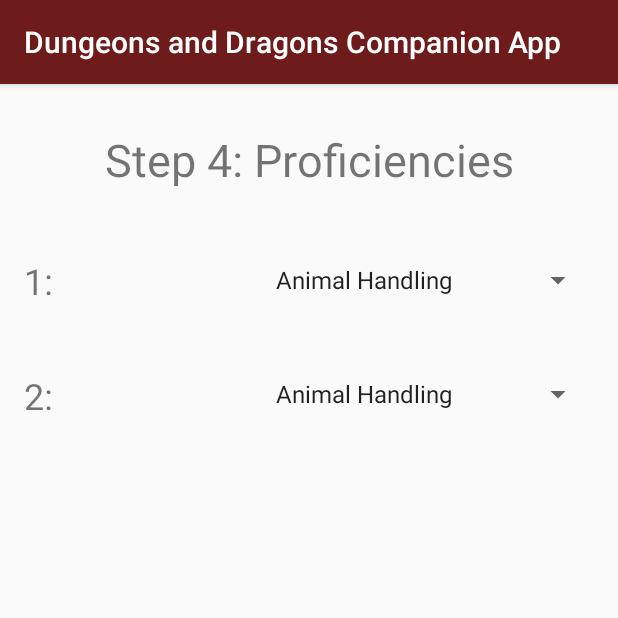
After one commit to WigginsDamien/DungeonsandDragonsCompanionApp, an Android app: the fragment fragment_wizard_4 shown on its own in the app's theme, on a phone screen of 412 x 824 dp, the top half of it. The commit adds this screen. Run offline under Robolectric (Android 15) with nearby library versions, the phone set to English and light mode, and no system bars.

Commit message:
added in proficiency page to wizard - class unique count/profs

```diff
--- a/app/src/main/java/com/harrowedtale/dungeonsanddragonscompanionapp/NewUserWizard.java
+++ b/app/src/main/java/com/harrowedtale/dungeonsanddragonscompanionapp/NewUserWizard.java
@@ -45,13 +45,13 @@ public class NewUserWizard extends AppCompatActivity {
                 if(((WizardFragment)wizardAdapter.getItem(viewPager.getCurrentItem())).areFieldsValid()){
                     //go to next page
                     if(viewPager.getCurrentItem() == wizardAdapter.getCount()-1){
-                        Toast.makeText(NewUserWizard.this, "Setup Done!", Toast.LENGTH_SHORT).show();
+                        NewCharacterSingleton newCharacter = NewCharacterSingleton.getInstance();
+                        Toast.makeText(NewUserWizard.this, "Setup Complete!", Toast.LENGTH_SHORT).show();
                         Intent mainMenu = new Intent(NewUserWizard.this, MainActivity.class);
                         startActivity(mainMenu);
                     }
                     else {
                         NewCharacterSingleton newCharacter = NewCharacterSingleton.getInstance();
-                        Toast.makeText(NewUserWizard.this, Integer.toString(newCharacter.getCharisma()), Toast.LENGTH_SHORT).show();
                         viewPager.setCurrentItem(getItem(+1), true);
                     }
                 }
@@ -70,7 +70,7 @@ public class NewUserWizard extends AppCompatActivity {
             if(position == 0){
                 backButton.setVisibility(View.GONE);
             }
-            else if(position == 2){
+            else if(position == 3){
                 nextButton.setText("Finish");
             }
             else{
--- /dev/null
+++ b/app/src/main/java/com/harrowedtale/dungeonsanddragonscompanionapp/wizard_fragments/fragment_wizard_4.java
@@ -0,0 +1,99 @@
+package com.harrowedtale.dungeonsanddragonscompanionapp.wizard_fragments;
+
+import android.os.Bundle;
+import android.support.annotation.NonNull;
+import android.view.LayoutInflater;
+import android.view.View;
+import android.view.ViewGroup;
+import android.widget.ArrayAdapter;
+import android.widget.Spinner;
+import android.widget.TextView;
+
+import com.harrowedtale.dungeonsanddragonscompanionapp.NewCharacterSingleton;
+import com.harrowedtale.dungeonsanddragonscompanionapp.R;
+
+public class fragment_wizard_4 extends WizardFragment{
+
+    Spinner profSpinner1, profSpinner2, profSpinner3, profSpinner4;
+    TextView profTextView3, profTextView4;
+    NewCharacterSingleton newCharacter = NewCharacterSingleton.getInstance();
+
+    @Override
+    public View onCreateView(@NonNull LayoutInflater inflater, ViewGroup container, Bundle savedInstanceState){
+        //Inflate the layout for this fragment
+        View rootView = inflater.inflate(R.layout.fragment_wizard_4, container, false);
+
+        profSpinner1 = rootView.findViewById(R.id.prof1_spinner);
+        ArrayAdapter<CharSequence> prof1_adapter = ArrayAdapter.createFromResource(getActivity(), newCharacter.getClassProficiencies(), android.R.layout.simple_spinner_item);
+        prof1_adapter.setDropDownViewResource(android.R.layout.simple_spinner_dropdown_item);
+        profSpinner1.setAdapter(prof1_adapter);
+
+        profSpinner2 = rootView.findViewById(R.id.prof2_spinner);
+        ArrayAdapter<CharSequence> prof2_adapter = ArrayAdapter.createFromResource(getActivity(), newCharacter.getClassProficiencies(), android.R.layout.simple_spinner_item);
+        prof2_adapter.setDropDownViewResource(android.R.layout.simple_spinner_dropdown_item);
+        profSpinner2.setAdapter(prof2_adapter);
+
+        profSpinner3 = rootView.findViewById(R.id.prof3_spinner);
+        profSpinner4 = rootView.findViewById(R.id.prof4_spinner);
+        profTextView3 = rootView.findViewById(R.id.prof3_textView);
+        profTextView4 = rootView.findViewById(R.id.prof4_textView);
+        ArrayAdapter<CharSequence> prof3_adapter; //used twice, so I had to declare before switch
+
+        //we don't always need a 3rd/4th proficiency, so we check to see if we create them or not.
+        switch (newCharacter.getProficiencyCount())
+        {
+            case 2:
+                profSpinner3.setVisibility(View.GONE);
+                profSpinner4.setVisibility(View.GONE);
+                profTextView3.setVisibility(View.GONE);
+                profTextView4.setVisibility(View.GONE);
+                break;
+            case 3:
+                profSpinner4.setVisibility(View.GONE);
+                profTextView4.setVisibility(View.GONE);
+
+                prof3_adapter = ArrayAdapter.createFromResource(getActivity(), newCharacter.getClassProficiencies(), android.R.layout.simple_spinner_item);
+                prof3_adapter.setDropDownViewResource(android.R.layout.simple_spinner_dropdown_item);
+                profSpinner3.setAdapter(prof3_adapter);
+                break;
+            case 4:
+                prof3_adapter = ArrayAdapter.createFromResource(getActivity(), newCharacter.getClassProficiencies(), android.R.layout.simple_spinner_item);
+                prof3_adapter.setDropDownViewResource(android.R.layout.simple_spinner_dropdown_item);
+                profSpinner3.setAdapter(prof3_adapter);
+
+                ArrayAdapter<CharSequence> prof4_adapter = ArrayAdapter.createFromResource(getActivity(), newCharacter.getClassProficiencies(), android.R.layout.simple_spinner_item);
+                prof4_adapter.setDropDownViewResource(android.R.layout.simple_spinner_dropdown_item);
+                profSpinner4.setAdapter(prof4_adapter);
+                break;
+            default:
+                //this shouldn't be possible
+                break;
+        }
+
+        return rootView;
+    }
+
+    @Override
+    public boolean areFieldsValid() {
+        //if true
+        switch (newCharacter.getProficiencyCount())
+        {
+            case 2:
+                newCharacter.setWizardPageFour(profSpinner1.getSelectedItem().toString(), profSpinner2.getSelectedItem().toString(), "default", "default");
+                break;
+            case 3:
+                newCharacter.setWizardPageFour(profSpinner1.getSelectedItem().toString(), profSpinner2.getSelectedItem().toString(), profSpinner3.getSelectedItem().toString(), "default");
+                break;
+            case 4:
+                newCharacter.setWizardPageFour(profSpinner1.getSelectedItem().toString(), profSpinner2.getSelectedItem().toString(), profSpinner3.getSelectedItem().toString(), profSpinner4.getSelectedItem().toString());
+                break;
+            default:
+                //this shouldn't be possible
+                break;
+        }
+
+        return true;
+
+        //else
+    }
+}
--- /dev/null
+++ b/app/src/main/res/layout/fragment_wizard_4.xml
@@ -0,0 +1,100 @@
+<?xml version="1.0" encoding="utf-8"?>
+<android.support.constraint.ConstraintLayout xmlns:android="http://schemas.android.com/apk/res/android"
+    xmlns:app="http://schemas.android.com/apk/res-auto"
+    android:layout_width="match_parent"
+    android:layout_height="match_parent">
+
+    <TextView
+        android:id="@+id/textView8"
+        android:layout_width="wrap_content"
+        android:layout_height="wrap_content"
+        android:layout_marginStart="67dp"
+        android:layout_marginTop="30dp"
+        android:layout_marginEnd="67dp"
+        android:text="Step 4: Proficiencies"
+        android:textSize="30sp"
+        app:layout_constraintEnd_toEndOf="parent"
+        app:layout_constraintStart_toStartOf="parent"
+        app:layout_constraintTop_toTopOf="parent" />
+
+    <TextView
+        android:id="@+id/textView9"
+        android:layout_width="wrap_content"
+        android:layout_height="wrap_content"
+        android:layout_marginStart="16dp"
+        android:layout_marginTop="44dp"
+        android:text="1: "
+        android:textSize="24sp"
+        app:layout_constraintStart_toStartOf="parent"
+        app:layout_constraintTop_toBottomOf="@+id/textView8" />
+
+    <Spinner
+        android:id="@+id/prof1_spinner"
+        android:layout_width="220dp"
+        android:layout_height="32dp"
+        android:layout_marginTop="44dp"
+        android:layout_marginEnd="16dp"
+        app:layout_constraintEnd_toEndOf="parent"
+        app:layout_constraintTop_toBottomOf="@+id/textView8"/>
+
+    <TextView
+        android:id="@+id/textView10"
+        android:layout_width="wrap_content"
+        android:layout_height="wrap_content"
+        android:layout_marginStart="16dp"
+        android:layout_marginTop="44dp"
+        android:text="2: "
+        android:textSize="24sp"
+        app:layout_constraintStart_toStartOf="parent"
+        app:layout_constraintTop_toBottomOf="@+id/textView9" />
+
+    <Spinner
+        android:id="@+id/prof2_spinner"
+        android:layout_width="220dp"
+        android:layout_height="32dp"
+        android:layout_marginTop="44dp"
+        android:layout_marginEnd="16dp"
+        app:layout_constraintEnd_toEndOf="parent"
+        app:layout_constraintTop_toBottomOf="@+id/prof1_spinner"/>
+
+    <TextView
+        android:id="@+id/prof3_textView"
+        android:layout_width="wrap_content"
+        android:layout_height="wrap_content"
+        android:layout_marginStart="16dp"
+        android:layout_marginTop="44dp"
+        android:text="3: "
+        android:textSize="24sp"
+        app:layout_constraintStart_toStartOf="parent"
+        app:layout_constraintTop_toBottomOf="@+id/textView10" />
+
+    <Spinner
+        android:id="@+id/prof3_spinner"
+        android:layout_width="220dp"
+        android:layout_height="32dp"
+        android:layout_marginTop="44dp"
+        android:layout_marginEnd="16dp"
+        app:layout_constraintEnd_toEndOf="parent"
+        app:layout_constraintTop_toBottomOf="@+id/prof2_spinner"/>
+
+    <TextView
+        android:id="@+id/prof4_textView"
+        android:layout_width="wrap_content"
+        android:layout_height="wrap_content"
+        android:layout_marginStart="16dp"
+        android:layout_marginTop="44dp"
+        android:text="4: "
+        android:textSize="24sp"
+        app:layout_constraintStart_toStartOf="parent"
+        app:layout_constraintTop_toBottomOf="@+id/prof3_textView" />
+
+    <Spinner
+        android:id="@+id/prof4_spinner"
+        android:layout_width="220dp"
+        android:layout_height="32dp"
+        android:layout_marginTop="44dp"
+        android:layout_marginEnd="16dp"
+        app:layout_constraintEnd_toEndOf="parent"
+        app:layout_constraintTop_toBottomOf="@+id/prof3_spinner"/>
+
+</android.support.constraint.ConstraintLayout>
--- /dev/null
+++ b/app/src/main/res/values/proficiencies.xml
@@ -0,0 +1,133 @@
+<?xml version="1.0" encoding="utf-8"?>
+<resources>
+    <string-array name="barbarian_profs">
+        <item>Animal Handling</item>
+        <item>Athletics</item>
+        <item>Intimidation</item>
+        <item>Nature</item>
+        <item>Perception</item>
+        <item>Survival</item>
+    </string-array>
+
+    <string-array name="bard_profs">
+        <item>Acrobatics</item>
+        <item>Animal Handling</item>
+        <item>Arcana</item>
+        <item>Athletics</item>
+        <item>Deception</item>
+        <item>History</item>
+        <item>Insight</item>
+        <item>Intimidation</item>
+        <item>Investigation</item>
+        <item>Medicine</item>
+        <item>Nature</item>
+        <item>Perception</item>
+        <item>Performance</item>
+        <item>Persuasion</item>
+        <item>Religion</item>
+        <item>Sleight of Hand</item>
+        <item>Stealth</item>
+        <item>Survival</item>
+    </string-array>
+
+    <string-array name="cleric_profs">
+        <item>History</item>
+        <item>Insight</item>
+        <item>Medicine</item>
+        <item>Persuasion</item>
+        <item>Religion</item>
+    </string-array>
+
+    <string-array name="druid_profs">
+        <item>Animal Handling</item>
+        <item>Arcana</item>
+        <item>Insight</item>
+        <item>Medicine</item>
+        <item>Nature</item>
+        <item>Perception</item>
+        <item>Religion</item>
+        <item>Survival</item>
+    </string-array>
+
+    <string-array name="fighter_profs">
+        <item>Acrobatics</item>
+        <item>Animal Handling</item>
+        <item>Athletics</item>
+        <item>History</item>
+        <item>Insight</item>
+        <item>Intimidation</item>
+        <item>Perception</item>
+        <item>Survival</item>
+    </string-array>
+
+    <string-array name="monk_profs">
+        <item>Acrobatics</item>
+        <item>Athletics</item>
+        <item>History</item>
+        <item>Insight</item>
+        <item>Religion</item>
+        <item>Stealth</item>
+    </string-array>
+
+    <string-array name="paladin_profs">
+        <item>Athletics</item>
+        <item>Insight</item>
+        <item>Intimidation</item>
+        <item>Medicine</item>
+        <item>Persuasion</item>
+        <item>Religion</item>
+    </string-array>
+
+    <string-array name="ranger_profs">
+        <item>Animal Handling</item>
+        <item>Athletics</item>
+        <item>Insight</item>
+        <item>Investigation</item>
+        <item>Nature</item>
+        <item>Perception</item>
+        <item>Stealth</item>
+        <item>Survival</item>
+    </string-array>
+
+    <string-array name="rogue_profs">
+        <item>Acrobatics</item>
+        <item>Athletics</item>
+        <item>Deception</item>
+        <item>Insight</item>
+        <item>Intimidation</item>
+        <item>Investigation</item>
+        <item>Perception</item>
+        <item>Performance</item>
+        <item>Persuasion</item>
+        <item>Sleight of Hand</item>
+        <item>Stealth</item>
+    </string-array>
+
+    <string-array name="sorcerer_profs">
+        <item>Arcana</item>
+        <item>Deception</item>
+        <item>Insight</item>
+        <item>Intimidation</item>
+        <item>Persuasion</item>
+        <item>Religion</item>
+    </string-array>
+
+    <string-array name="warlock_profs">
+        <item>Arcana</item>
+        <item>Deception</item>
+        <item>History</item>
+        <item>Intimidation</item>
+        <item>Investigation</item>
+        <item>Nature</item>
+        <item>Religion</item>
+    </string-array>
+
+    <string-array name="wizard_profs">
+        <item>Arcana</item>
+        <item>History</item>
+        <item>Insight</item>
+        <item>Investigation</item>
+        <item>Medicine</item>
+        <item>Religion</item>
+    </string-array>
+</resources>
```
Also changed, not shown: app/src/main/java/com/harrowedtale/dungeonsanddragonscompanionapp/NewCharacterSingleton.java (+127 -4 lines), app/src/main/java/com/harrowedtale/dungeonsanddragonscompanionapp/NewUserWizardAdapter.java (+5 -3 lines).
